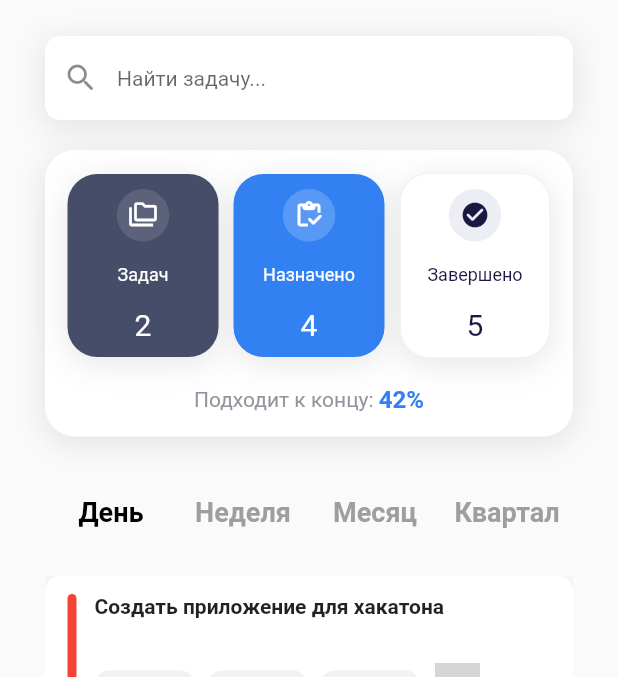
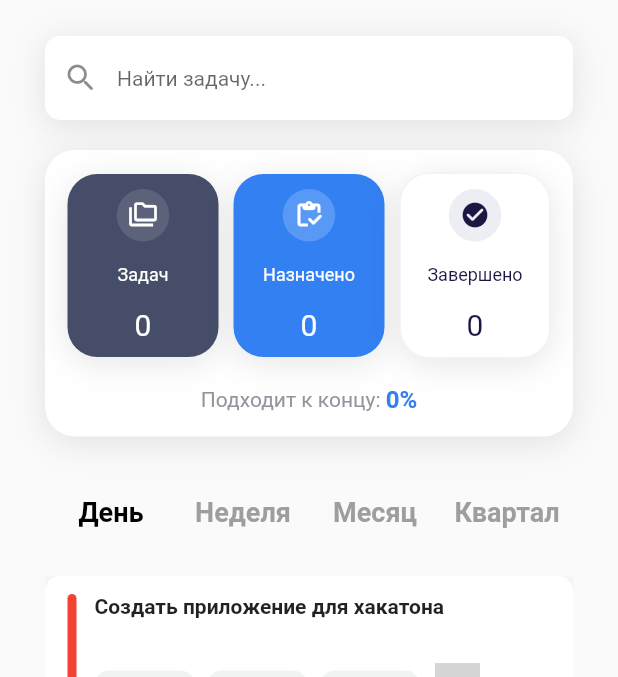
Before and after one commit to black-rusuz/rostelecom, a Flutter app: the screen it shows after launch, after a tap on "Новая задача", on a phone screen of 412 x 824 dp, the part 78-755 px from its top. Run offline on Flutter 3.47's test engine with Material 2 defaults, Android fonts, the phone set to English and light mode, and no system bars; drawn by our look-alikes of cached_network_image; our stand-ins replace dio, equatable, flutter_bloc, get_it, google_fonts, injectable and 1 more; network calls fail; grey boxes are pictures that could not be loaded.

Commit message:
stats card with test bloc

```diff
--- a/lib/presentation/pages/home/tasks/bloc/tasks_bloc.dart
+++ b/lib/presentation/pages/home/tasks/bloc/tasks_bloc.dart
@@ -28,5 +28,6 @@ class TasksBloc extends Bloc<TasksEvent, TasksState> {
       masterId: 0,
       slaveId: null,
     ));
+    emit(const TasksSuccess(total: 0, assigned: 0, done: 0, percent: 0, dayTasks: [], weekTasks: [], monthTasks: [], quarterTasks: []));
   }
 }
--- a/lib/presentation/pages/home/tasks/bloc/tasks_state.dart
+++ b/lib/presentation/pages/home/tasks/bloc/tasks_state.dart
@@ -8,3 +8,37 @@ abstract class TasksState extends Equatable {
 }
 
 class TasksInitial extends TasksState {}
+
+class TasksSuccess extends TasksState {
+  final int total;
+  final int assigned;
+  final int done;
+  final int percent;
+  final List<TaskModel> dayTasks;
+  final List<TaskModel> weekTasks;
+  final List<TaskModel> monthTasks;
+  final List<TaskModel> quarterTasks;
+
+  const TasksSuccess({
+    required this.total,
+    required this.assigned,
+    required this.done,
+    required this.percent,
+    required this.dayTasks,
+    required this.weekTasks,
+    required this.monthTasks,
+    required this.quarterTasks,
+  });
+
+  @override
+  List<Object> get props => [
+        total,
+        assigned,
+        done,
+        percent,
+        ...dayTasks,
+        ...weekTasks,
+        ...monthTasks,
+        ...quarterTasks,
+      ];
+}
--- a/lib/presentation/pages/home/tasks/tasks_fragment.dart
+++ b/lib/presentation/pages/home/tasks/tasks_fragment.dart
@@ -1,32 +1,56 @@
 import 'package:flutter/material.dart';
+import 'package:flutter_bloc/flutter_bloc.dart';
 
 import '../../../../styles.dart';
 import '../../../widgets/base_card.dart';
 import '../../../widgets/base_text_field.dart';
 import '../../../widgets/tasks_board.dart';
+import 'bloc/tasks_bloc.dart';
 
 class TasksFragment extends StatelessWidget {
   const TasksFragment({super.key});
 
   @override
   Widget build(BuildContext context) {
-    return Column(
-      children: const [
-        BaseTextField(
-          'Найти задачу...',
-          icon: Icon(Icons.search_rounded),
-        ),
-        SizedBox(height: 20),
-        StatsCard(),
-        SizedBox(height: 40),
-        TasksBoard(),
-      ],
+    return BlocBuilder<TasksBloc, TasksState>(
+      builder: (context, state) {
+        if (state is TasksSuccess) {
+          return Column(
+            children: [
+              const BaseTextField(
+                'Найти задачу...',
+                icon: Icon(Icons.search_rounded),
+              ),
+              const SizedBox(height: 20),
+              StatsCard(
+                percent: state.percent,
+                total: state.total,
+                assigned: state.assigned,
+                done: state.done,
+              ),
+              const SizedBox(height: 40),
+              const TasksBoard(),
+            ],
+          );
+        }
+        return const Center(child: CircularProgressIndicator());
+      },
     );
   }
 }
 
 class StatsCard extends StatelessWidget {
-  const StatsCard({super.key});
+  final int total;
+  final int assigned;
+  final int done;
+  final int percent;
+
+  const StatsCard(
+      {super.key,
+      required this.percent,
+      required this.total,
+      required this.assigned,
+      required this.done});
 
   @override
   Widget build(BuildContext context) {
@@ -38,22 +62,22 @@ class StatsCard extends StatelessWidget {
         children: [
           Row(
             children: [
-              const StatCard(
+              StatCard(
                 color: Styles.darkColor,
                 icon: Icons.folder_copy_outlined,
-                iconBgColor: Color(0xFF5C627A),
+                iconBgColor: const Color(0xFF5C627A),
                 title: 'Задач',
                 textColor: Colors.white,
-                value: 2,
+                value: total,
               ),
               const SizedBox(width: 10),
-              const StatCard(
+              StatCard(
                 color: Styles.accentColor,
                 icon: Icons.inventory_rounded,
-                iconBgColor: Color(0xFF5999F6),
+                iconBgColor: const Color(0xFF5999F6),
                 title: 'Назначено',
                 textColor: Colors.white,
-                value: 4,
+                value: assigned,
               ),
               const SizedBox(width: 10),
               StatCard(
@@ -62,7 +86,7 @@ class StatsCard extends StatelessWidget {
                 iconBgColor: const Color(0xFFECEEF3),
                 title: 'Завершено',
                 textColor: Styles.secondaryColor,
-                value: 5,
+                value: done,
                 border: Border.all(width: 1, color: const Color(0xFFF3F3F7)),
               ),
             ],
@@ -70,12 +94,12 @@ class StatsCard extends StatelessWidget {
           const SizedBox(height: 18),
           Row(
             mainAxisAlignment: MainAxisAlignment.center,
-            children: const [
-              Text('Подходит к концу: ',
+            children: [
+              const Text('Подходит к концу: ',
                   style: TextStyle(color: Styles.greyColor)),
               Text(
-                '42%',
-                style: TextStyle(
+                '$percent%',
+                style: const TextStyle(
                   color: Styles.accentColor,
                   fontWeight: FontWeight.w600,
                   fontSize: 16,
```
